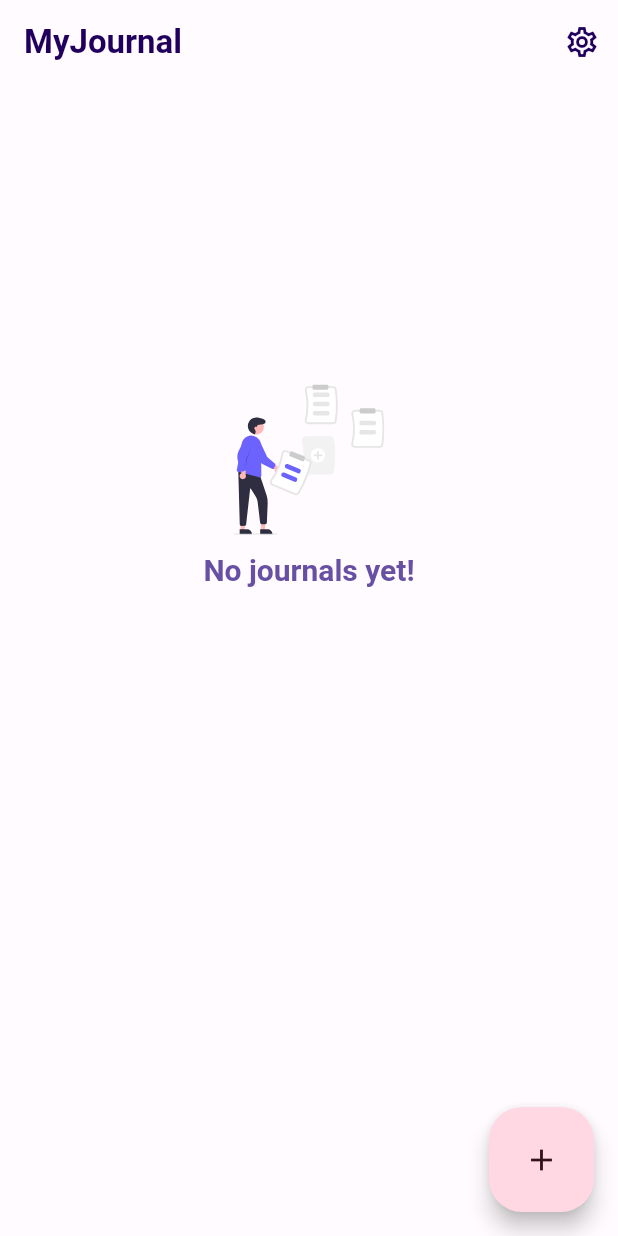
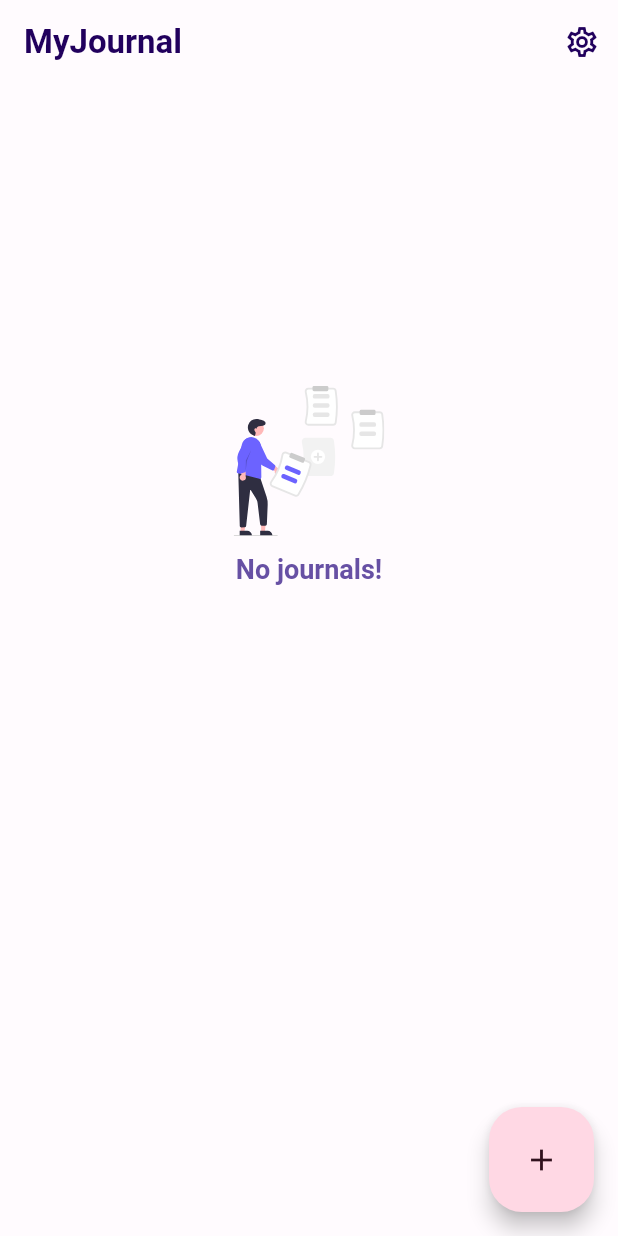
Before and after one commit to varadgauthankar/my_journal, a Flutter app: the screen it shows once a user with an empty profile is signed in, on a phone screen of 412 x 824 dp. Run offline on Flutter 3.47's test engine with Material 2 defaults, Android fonts, the phone set to English and light mode, and no system bars; our stand-ins replace cloud_firestore, equatable, eva_icons_flutter, firebase_auth, firebase_core, flutter_svg and 2 more; missing offline and left inert: encrypt, flutter_quill; accounts and stored records are empty; generated files the repository leaves out were written again.

Commit message:
reduces font size

```diff
--- a/lib/widgets/exception_widget.dart
+++ b/lib/widgets/exception_widget.dart
@@ -31,10 +31,10 @@ class ExceptionWidget extends StatelessWidget {
             isError
                 ? 'Something went wrong!'
                 : isLabel
-                    ? 'No labels yet'
-                    : 'No journals yet!',
+                    ? 'No labels'
+                    : 'No journals!',
             style: TextStyle(
-              fontSize: 20,
+              fontSize: 18,
               fontWeight: isError ? FontWeight.w500 : FontWeight.bold,
               color: Theme.of(context).colorScheme.primary,
             ),
```
